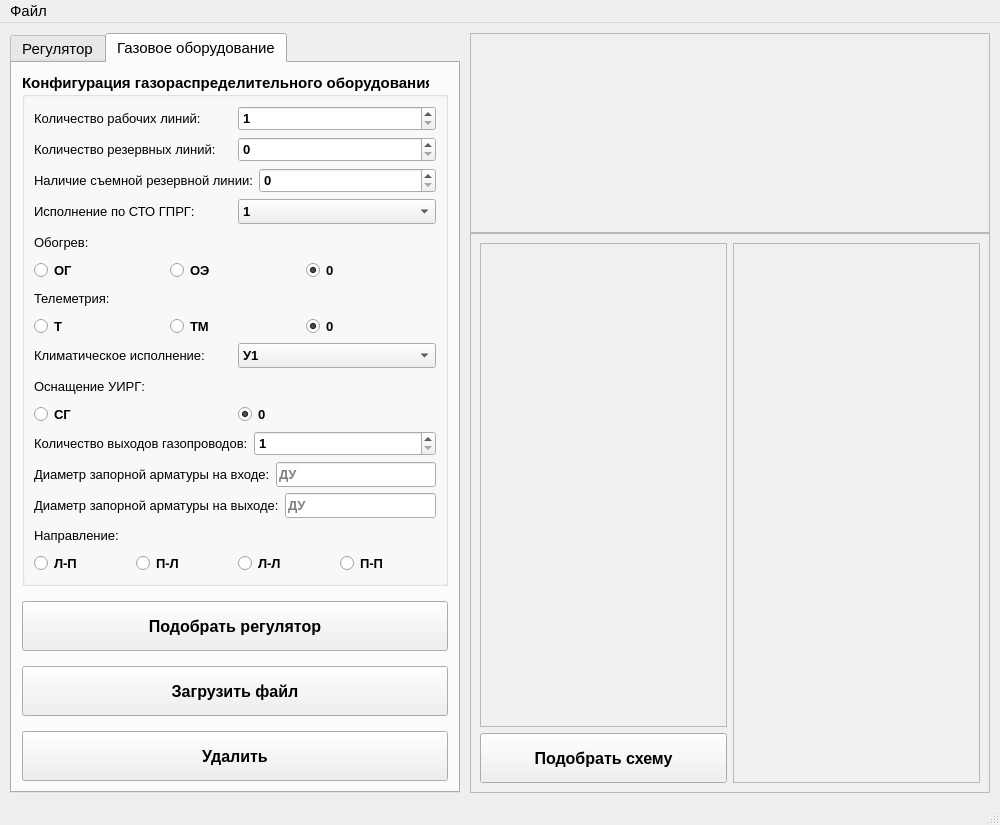
Qt form src/mainwindow.ui (VladislavKiseliov/task_regulator_selection_program) before a commit.
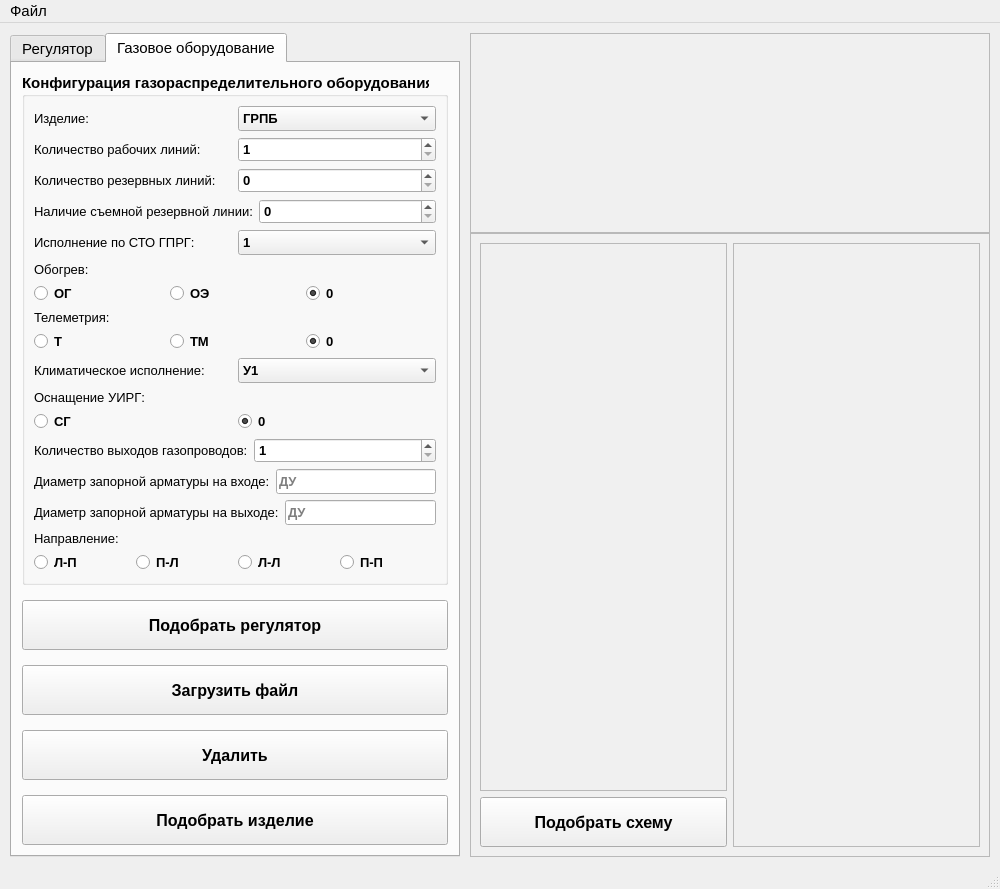
The same form after that commit. The open tabs and pages were chosen to show the change. Icons and pictures are not drawn.

Commit message: Дабавленны функции обработки данных 2 вкладки Добавлен выбор изделия и кнопка подбора оборудования

Patch:
```diff
--- a/src/mainwindow.ui
+++ b/src/mainwindow.ui
@@ -863,6 +863,54 @@
            <string>Конфигурация газораспределительного оборудования</string>
           </property>
           <layout class="QVBoxLayout" name="verticalLayout_gas_equipment">
+           <item>
+            <layout class="QHBoxLayout" name="horizontalLayout_product_type">
+             <item>
+              <widget class="QLabel" name="label_product_type">
+               <property name="font">
+                <font>
+                 <pointsize>10</pointsize>
+                 <weight>50</weight>
+                 <bold>false</bold>
+                </font>
+               </property>
+               <property name="text">
+                <string>Изделие:</string>
+               </property>
+              </widget>
+             </item>
+             <item>
+              <widget class="QComboBox" name="comboBox_product_type">
+               <property name="minimumSize">
+                <size>
+                 <width>0</width>
+                 <height>25</height>
+                </size>
+               </property>
+               <property name="font">
+                <font>
+                 <pointsize>10</pointsize>
+                </font>
+               </property>
+               <item>
+                <property name="text">
+                 <string>ГРПБ</string>
+                </property>
+               </item>
+               <item>
+                <property name="text">
+                 <string>ГРПШ</string>
+                </property>
+               </item>
+               <item>
+                <property name="text">
+                 <string>ГРУ</string>
+                </property>
+               </item>
+              </widget>
+             </item>
+            </layout>
+           </item>
            <item>
             <layout class="QHBoxLayout" name="horizontalLayout_working_lines">
              <item>
@@ -1506,7 +1554,7 @@
           </layout>
          </widget>
         </item>
-        <item row="1" column="0">
+        <item row="2" column="0">
          <widget class="QPushButton" name="select_button">
           <property name="minimumSize">
            <size>
@@ -1526,7 +1574,7 @@
           </property>
          </widget>
         </item>
-        <item row="2" column="0">
+        <item row="3" column="0">
          <widget class="QPushButton" name="open_button">
           <property name="minimumSize">
            <size>
@@ -1553,7 +1601,7 @@
           </property>
          </widget>
         </item>
-        <item row="3" column="0">
+        <item row="4" column="0">
          <widget class="QPushButton" name="remove_button">
           <property name="minimumSize">
            <size>
@@ -1580,6 +1628,26 @@
           </property>
          </widget>
         </item>
+        <item row="5" column="0">
+         <widget class="QPushButton" name="select_product_button">
+          <property name="minimumSize">
+           <size>
+            <width>0</width>
+            <height>50</height>
+           </size>
+          </property>
+          <property name="font">
+           <font>
+            <pointsize>12</pointsize>
+            <weight>75</weight>
+            <bold>true</bold>
+           </font>
+          </property>
+          <property name="text">
+           <string>Подобрать изделие</string>
+          </property>
+         </widget>
+        </item>
        </layout>
       </widget>
      </widget>
```
The commit also changes 4 other files.
